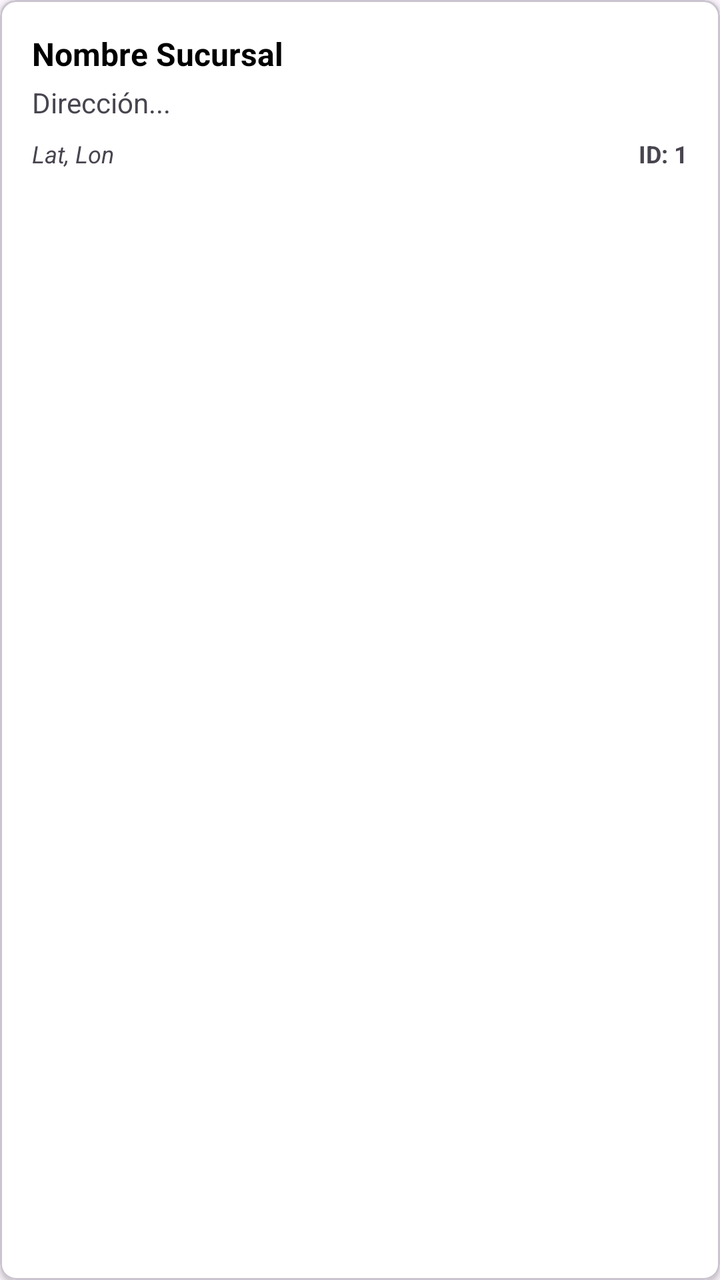
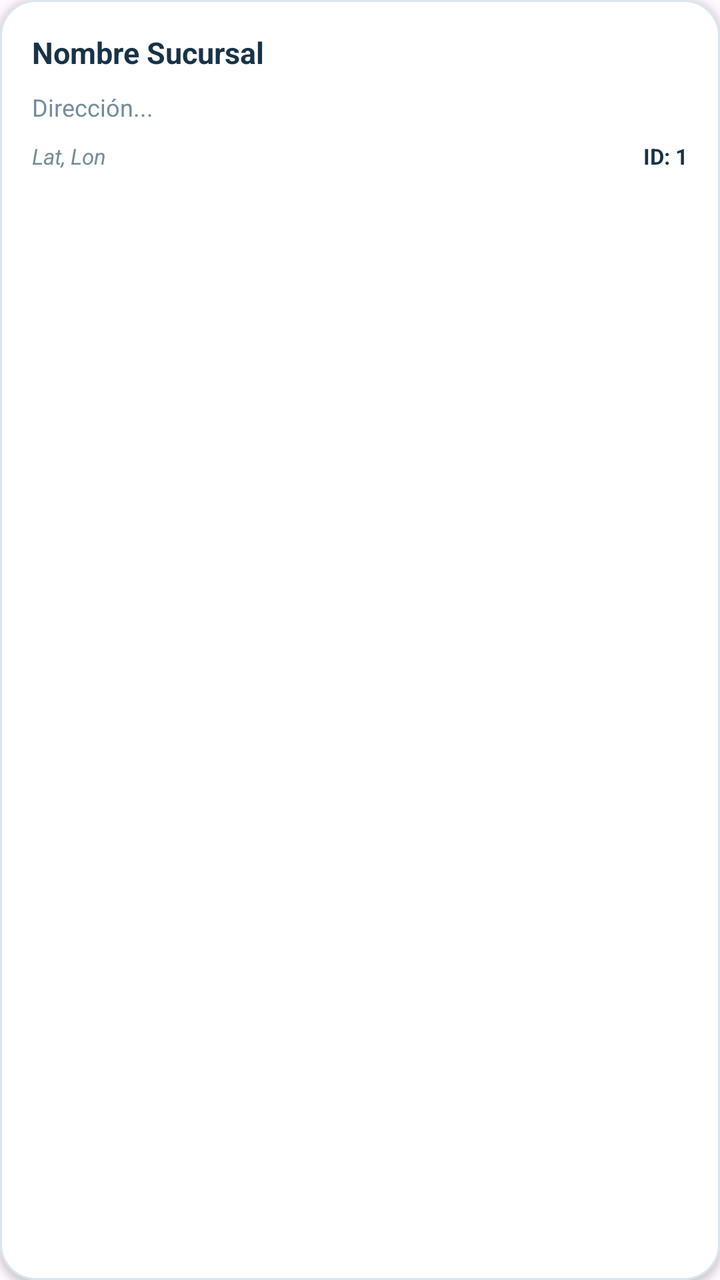

An Android layout rendered at two revisions. The XML below is the earlier revision; the diff shows what the commit changed to produce the second picture.
<!-- AndroidManifest.xml: application theme Theme.PY_DAMB2026II -->
<!-- res/layout/usat_branch_card.xml -->
<?xml version="1.0" encoding="utf-8"?>
<com.google.android.material.card.MaterialCardView xmlns:android="http://schemas.android.com/apk/res/android"
    xmlns:app="http://schemas.android.com/apk/res-auto"
    android:layout_width="match_parent"
    android:layout_height="wrap_content"
    android:layout_margin="8dp"
    app:cardBackgroundColor="@android:color/white"
    app:cardElevation="2dp"
    app:cardCornerRadius="8dp">

    <LinearLayout
        android:layout_width="match_parent"
        android:layout_height="wrap_content"
        android:orientation="vertical"
        android:padding="16dp">

        <TextView
            android:id="@+id/branch_name"
            android:layout_width="match_parent"
            android:layout_height="wrap_content"
            android:text="Nombre Sucursal"
            android:textStyle="bold"
            android:textSize="16sp"
            android:textColor="@android:color/black" />

        <TextView
            android:id="@+id/branch_address"
            android:layout_width="match_parent"
            android:layout_height="wrap_content"
            android:text="Dirección..."
            android:textSize="14sp"
            android:layout_marginTop="4dp" />

        <LinearLayout
            android:layout_width="match_parent"
            android:layout_height="wrap_content"
            android:orientation="horizontal"
            android:layout_marginTop="8dp">

            <TextView
                android:id="@+id/branch_lat_lon"
                android:layout_width="0dp"
                android:layout_height="wrap_content"
                android:layout_weight="1"
                android:text="Lat, Lon"
                android:textSize="12sp"
                android:textStyle="italic" />

            <TextView
                android:id="@+id/branch_id"
                android:layout_width="wrap_content"
                android:layout_height="wrap_content"
                android:text="ID: 1"
                android:textSize="12sp"
                android:textStyle="bold" />
        </LinearLayout>

    </LinearLayout>
</com.google.android.material.card.MaterialCardView>
<!-- resources referenced by this layout -->
<resources>
  <style name="Theme.PY_DAMB2026II" parent="Base.Theme.PY_DAMB2026II" />
  <style name="Base.Theme.PY_DAMB2026II" parent="Theme.Material3.DayNight.NoActionBar">
          
          
      </style>
</resources>

<!-- the commit's change to res/layout/usat_branch_card.xml (unified diff, before → after) -->
@@ -1,12 +1,18 @@
 <?xml version="1.0" encoding="utf-8"?>
-<com.google.android.material.card.MaterialCardView xmlns:android="http://schemas.android.com/apk/res/android"
+<com.google.android.material.card.MaterialCardView
+    xmlns:android="http://schemas.android.com/apk/res/android"
     xmlns:app="http://schemas.android.com/apk/res-auto"
     android:layout_width="match_parent"
     android:layout_height="wrap_content"
-    android:layout_margin="8dp"
+    android:layout_marginStart="8dp"
+    android:layout_marginEnd="8dp"
+    android:layout_marginTop="4dp"
+    android:layout_marginBottom="12dp"
     app:cardBackgroundColor="@android:color/white"
+    app:cardCornerRadius="18dp"
     app:cardElevation="2dp"
-    app:cardCornerRadius="8dp">
+    app:strokeColor="#D9E6EE"
+    app:strokeWidth="1dp">
 
     <LinearLayout
         android:layout_width="match_parent"
@@ -19,23 +25,25 @@
             android:layout_width="match_parent"
             android:layout_height="wrap_content"
             android:text="Nombre Sucursal"
-            android:textStyle="bold"
-            android:textSize="16sp"
-            android:textColor="@android:color/black" />
+            android:textColor="@color/textPrimary"
+            android:textSize="15sp"
+            android:textStyle="bold"/>
 
         <TextView
             android:id="@+id/branch_address"
             android:layout_width="match_parent"
             android:layout_height="wrap_content"
+            android:layout_marginTop="9dp"
             android:text="Dirección..."
-            android:textSize="14sp"
-            android:layout_marginTop="4dp" />
+            android:textColor="@color/textSecondary"
+            android:textSize="12sp"/>
 
         <LinearLayout
             android:layout_width="match_parent"
             android:layout_height="wrap_content"
-            android:orientation="horizontal"
-            android:layout_marginTop="8dp">
+            android:layout_marginTop="9dp"
+            android:gravity="center_vertical"
+            android:orientation="horizontal">
 
             <TextView
                 android:id="@+id/branch_lat_lon"
@@ -43,17 +51,21 @@
                 android:layout_height="wrap_content"
                 android:layout_weight="1"
                 android:text="Lat, Lon"
-                android:textSize="12sp"
-                android:textStyle="italic" />
+                android:textColor="@color/textSecondary"
+                android:textSize="11sp"
+                android:textStyle="italic"/>
 
             <TextView
                 android:id="@+id/branch_id"
                 android:layout_width="wrap_content"
                 android:layout_height="wrap_content"
                 android:text="ID: 1"
-                android:textSize="12sp"
-                android:textStyle="bold" />
+                android:textColor="@color/textPrimary"
+                android:textSize="11sp"
+                android:textStyle="bold"/>
+
         </LinearLayout>
 
     </LinearLayout>
+
 </com.google.android.material.card.MaterialCardView>
<!-- resource entries referenced after the edit -->
@@ -1,5 +1,7 @@
 <!-- resources referenced by this layout -->
 <resources>
+  <color name="textPrimary">#193247</color>
+  <color name="textSecondary">#738C9D</color>
   <style name="Theme.PY_DAMB2026II" parent="Base.Theme.PY_DAMB2026II" />
   <style name="Base.Theme.PY_DAMB2026II" parent="Theme.Material3.DayNight.NoActionBar">
           
